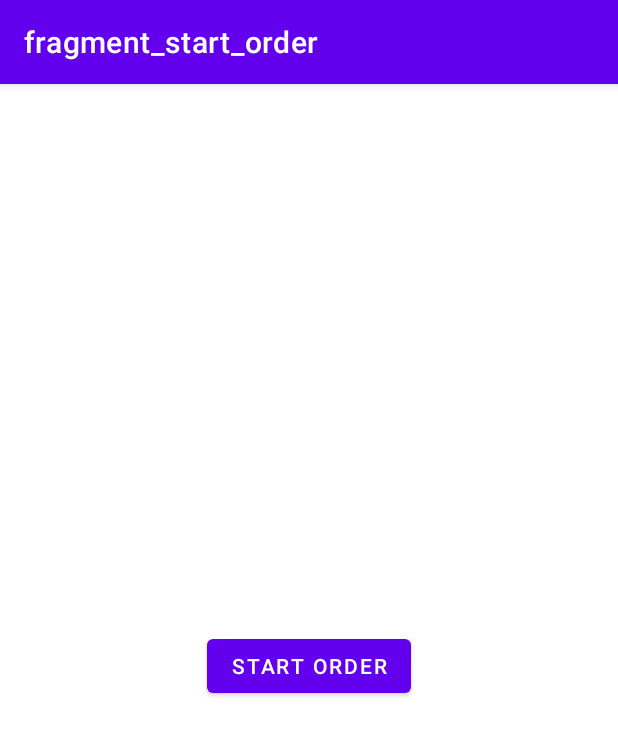
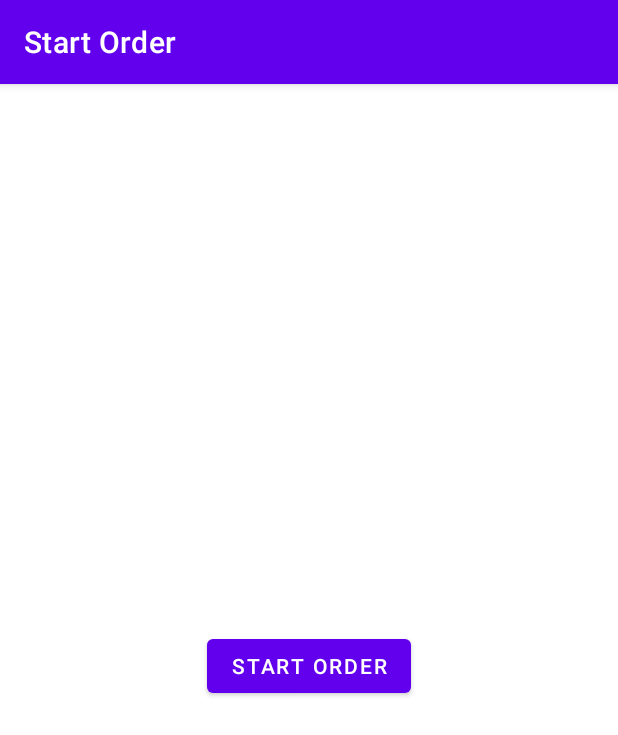
Before and after one commit to DemisChan/LunchTray, an Android app: the screen it shows after launch (MainActivity), on a phone screen of 412 x 824 dp. Shown: the top 735 px of the screen. Run offline under Robolectric (Android 15) with nearby library versions, the phone set to English and light mode, and no system bars; our stand-ins replace navigation-ui.

Commit message:
-fixed title bar xml labels for each fragment

```diff
--- a/app/src/main/res/navigation/mobile_navigation.xml
+++ b/app/src/main/res/navigation/mobile_navigation.xml
@@ -24,7 +24,7 @@
     <fragment
         android:id="@+id/startOrderFragment"
         android:name="com.example.lunchtray.ui.order.StartOrderFragment"
-        android:label="fragment_start_order"
+        android:label="@string/start_order"
         tools:layout="@layout/fragment_start_order" >
         <action
             android:id="@+id/action_startOrderFragment_to_entreeMenuFragment"
@@ -33,7 +33,7 @@
     <fragment
         android:id="@+id/entreeMenuFragment"
         android:name="com.example.lunchtray.ui.order.EntreeMenuFragment"
-        android:label="fragment_entree_menu"
+        android:label="@string/title_entree_menu"
         tools:layout="@layout/fragment_entree_menu"
         >
         <action
@@ -46,7 +46,7 @@
     <fragment
         android:id="@+id/sideMenuFragment"
         android:name="com.example.lunchtray.ui.order.SideMenuFragment"
-        android:label="fragment_side_menu"
+        android:label="@string/title_side_menu"
         tools:layout="@layout/fragment_side_menu" >
         <action
             android:id="@+id/action_sideMenuFragment_to_accompanimentMenuFragment"
@@ -58,7 +58,7 @@
     <fragment
         android:id="@+id/accompanimentMenuFragment"
         android:name="com.example.lunchtray.ui.order.AccompanimentMenuFragment"
-        android:label="fragment_accompaniment_menu"
+        android:label="@string/title_accompaniment_menu"
         tools:layout="@layout/fragment_accompaniment_menu" >
         <action
             android:id="@+id/action_accompanimentMenuFragment_to_checkoutFragment"
@@ -70,7 +70,7 @@
     <fragment
         android:id="@+id/checkoutFragment"
         android:name="com.example.lunchtray.ui.order.CheckoutFragment"
-        android:label="fragment_checkout"
+        android:label="@string/title_checkout"
         tools:layout="@layout/fragment_checkout" >
         <action
             android:id="@+id/action_checkoutFragment_to_startOrderFragment"
```
